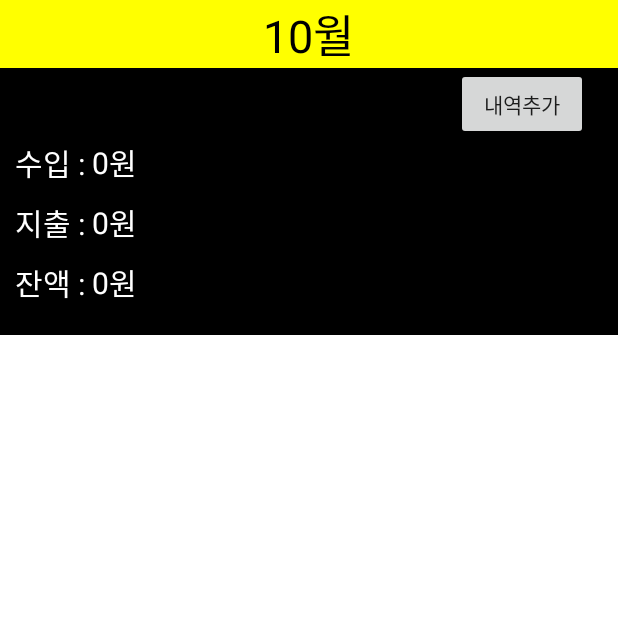
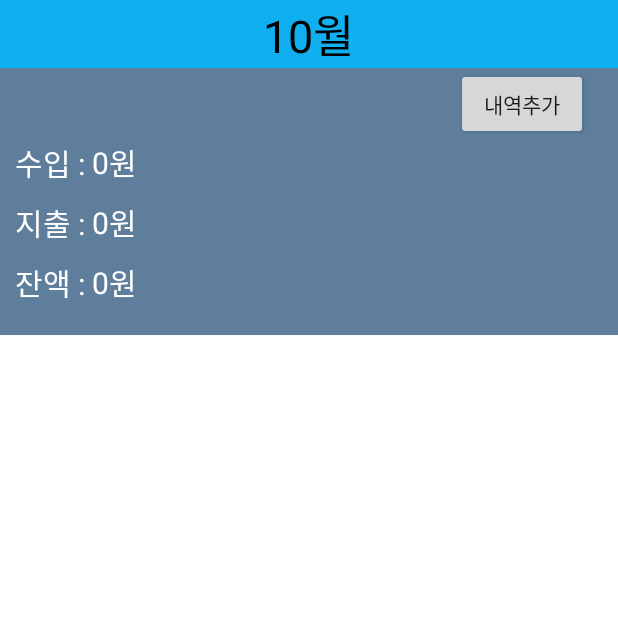
Before and after one commit to KeiPro/AccountBookProject, an Android app: the screen it shows after launch (MainActivity), on a phone screen of 412 x 824 dp, the top half of it. Run offline under Robolectric (Android 15) with nearby library versions, the phone set to English and light mode, and no system bars.

Commit message:
refactoring - Funtion 모듈화.

```diff
--- a/app/src/main/java/com/example/accountbookproject/MainActivity.java
+++ b/app/src/main/java/com/example/accountbookproject/MainActivity.java
@@ -3,7 +3,9 @@ package com.example.accountbookproject;
 //https://m.blog.naver.com/eominsuk55/220227937851 : 액티비티 이동하는 부분.
 
 import android.app.Activity;
+import android.content.Context;
 import android.content.Intent;
+import android.content.SharedPreferences;
 import android.os.Bundle;
 import android.util.Log;
 import android.view.View;
@@ -11,6 +13,8 @@ import android.widget.Button;
 import android.widget.LinearLayout;
 import android.widget.TextView;
 import android.widget.Toast;
+
+import java.util.List;
 
 public class MainActivity extends Activity {
 
@@ -20,8 +24,10 @@ public class MainActivity extends Activity {
     private TextView m_allExpenditure;
     private TextView m_allBalance;
 
+    private InputData m_saveInputData = null;
+    private List<InputData> m_savedHistoryList = null;
+
     public static final int addHistoryCode = 1001; /*다른 액티비티를 띄우기 위한 요청코드(상수)*/
-
     public static final int incoming = 0; /*다른 액티비티를 띄우기 위한 요청코드(상수)*/
     public static final int expenditure = 1; /*다른 액티비티를 띄우기 위한 요청코드(상수)*/
 
@@ -30,20 +36,39 @@ public class MainActivity extends Activity {
         super.onCreate(savedInstanceState);
         setContentView(R.layout.activity_ab_main);
 
+        MainActivityInit();
+    }
+
+    private void MainActivityInit()
+    {
+        LoadSavedData();
+        SetFindViewByID();
+        SetButtonForInputHistoryClass();
+    }
+
+    private void LoadSavedData()
+    {
+        SharedPreferences sharedPreferences = getSharedPreferences("HistoryData", Context.MODE_PRIVATE);
+
+    }
+
+    private void SetFindViewByID()
+    {
+        m_addHistory = (Button)findViewById(R.id.btn_plusHistory);
+        m_allInComing = (TextView)findViewById(R.id.AllIncoming);
+        m_allExpenditure= (TextView)findViewById(R.id.AllExpenditure);
+        m_allBalance = (TextView)findViewById(R.id.AllBalance);
+    }
+
+    private void SetButtonForInputHistoryClass()
+    {
         Intent intent = new Intent(this, InputHistory.class);
-
-        m_addHistory = (Button)findViewById(R.id.btn_plusHistory);
         m_addHistory.setOnClickListener(new View.OnClickListener() {
             @Override
             public void onClick(View v) {
-
                 startActivityForResult(intent, addHistoryCode);
             }
         });
-
-        m_allInComing = (TextView)findViewById(R.id.AllIncoming);
-        m_allExpenditure= (TextView)findViewById(R.id.AllExpenditure);
-        m_allBalance = (TextView)findViewById(R.id.AllBalance);
     }
 
     @Override
@@ -56,7 +81,10 @@ public class MainActivity extends Activity {
                 if(resultCode == RESULT_CANCELED)
                     return;
 
-                AddHistory(data);
+                if( AddHistory(data) )
+                {
+                    SaveData();
+                }
 
                 break;
 
@@ -66,14 +94,22 @@ public class MainActivity extends Activity {
         }
     }
 
+    private void SaveData()
+    {
+        SharedPreferences sharedPreferences = getSharedPreferences("HistoryData", Context.MODE_PRIVATE);
+        SharedPreferences.Editor edit = sharedPreferences.edit();
+
+
+    }
+
     private boolean AddHistory(Intent data)
     {
         Intent intent = data;
 
-        InputData inputData = (InputData)intent.getSerializableExtra("InputData");
+        InputData m_saveInputData = (InputData)intent.getSerializableExtra("InputData");
 
         History n_layout = new History(getApplicationContext());
-        n_layout.SetHistory(inputData.reason, inputData.contents, inputData.money);
+        n_layout.SetHistory(m_saveInputData.reason, m_saveInputData.contents, m_saveInputData.money);
 
         LinearLayout layoutHistory = (LinearLayout)findViewById(R.id.layout_history);
 
@@ -81,7 +117,7 @@ public class MainActivity extends Activity {
 
         Toast.makeText(MainActivity.this, "데이터 입력 성공.", Toast.LENGTH_LONG).show();
 
-        UpdateMainData(inputData);
+        UpdateMainData(m_saveInputData);
 
         return true;
     }
--- a/app/src/main/res/layout/activity_ab_main.xml
+++ b/app/src/main/res/layout/activity_ab_main.xml
@@ -6,7 +6,7 @@
 
     <LinearLayout
 
-        android:background="#FFFF00"
+        android:background="#0FAFF0"
         android:layout_width="match_parent"
         android:layout_height="wrap_content"
         android:orientation="vertical">
@@ -23,7 +23,7 @@
 
     <LinearLayout
 
-        android:background="#000000"
+        android:background="#5e7e9b"
         android:layout_width="match_parent"
         android:layout_height="wrap_content"
         android:weightSum="3"
```
